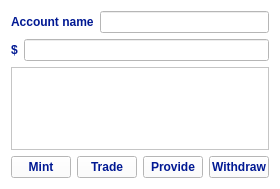
First picture: the form in AccountListWidgetItem.ui, repository LiquidityProtocol/AMM-Simulator, before the edit.
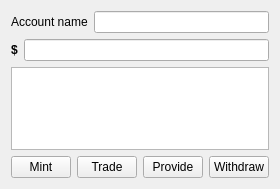
Second picture: the form after the edit.

Commit message: refactor ui design manual playground

```diff
--- a/AccountListWidgetItem.ui
+++ b/AccountListWidgetItem.ui
@@ -20,7 +20,7 @@
    <string>Form</string>
   </property>
   <property name="styleSheet">
-   <string notr="true">background-color: rgb(255, 255, 255);</string>
+   <string notr="true"/>
   </property>
   <layout class="QVBoxLayout" name="verticalLayout">
    <item>
@@ -29,11 +29,11 @@
       <widget class="QLabel" name="label_2">
        <property name="font">
         <font>
-         <bold>true</bold>
+         <bold>false</bold>
         </font>
        </property>
        <property name="styleSheet">
-        <string notr="true">color: rgb(1, 25, 147); </string>
+        <string notr="true"/>
        </property>
        <property name="text">
         <string>Account name</string>
@@ -71,7 +71,7 @@
         </font>
        </property>
        <property name="styleSheet">
-        <string notr="true">color: rgb(1, 25, 147);</string>
+        <string notr="true"/>
        </property>
        <property name="text">
         <string>$</string>
@@ -116,11 +116,11 @@
        <property name="font">
         <font>
          <italic>false</italic>
-         <bold>true</bold>
+         <bold>false</bold>
         </font>
        </property>
        <property name="styleSheet">
-        <string notr="true">color: rgb(1, 25, 147); </string>
+        <string notr="true"/>
        </property>
        <property name="text">
         <string>Mint</string>
@@ -131,11 +131,11 @@
       <widget class="QPushButton" name="trade_pushButton">
        <property name="font">
         <font>
-         <bold>true</bold>
+         <bold>false</bold>
         </font>
        </property>
        <property name="styleSheet">
-        <string notr="true">color: rgb(1, 25, 147); </string>
+        <string notr="true"/>
        </property>
        <property name="text">
         <string>Trade</string>
@@ -146,11 +146,11 @@
       <widget class="QPushButton" name="provide_pushButton">
        <property name="font">
         <font>
-         <bold>true</bold>
+         <bold>false</bold>
         </font>
        </property>
        <property name="styleSheet">
-        <string notr="true">color: rgb(1, 25, 147); </string>
+        <string notr="true"/>
        </property>
        <property name="text">
         <string>Provide</string>
@@ -161,11 +161,11 @@
       <widget class="QPushButton" name="withdraw_pushButton">
        <property name="font">
         <font>
-         <bold>true</bold>
+         <bold>false</bold>
         </font>
        </property>
        <property name="styleSheet">
-        <string notr="true">color: rgb(1, 25, 147); </string>
+        <string notr="true"/>
        </property>
        <property name="text">
         <string>Withdraw</string>
```
Left out of the diff: 2 changed lines with no effect on the pictures. The commit also changes 6 other files.
